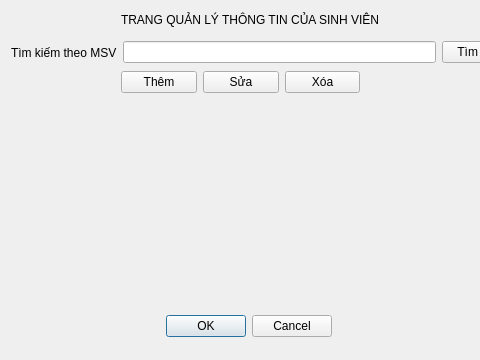
This is QLSV/quanlythongtin.ui in Quang-Phuc/CauPhan_C- as Qt 5 draws it before an edit; both pictures show x 139 to 619 and y 0 to 360 of the 764 by 360 pixel window. The edited form follows.
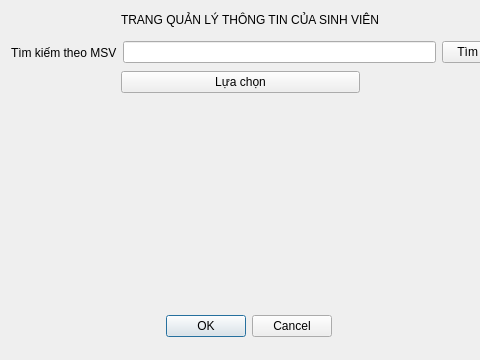
This is the edited form.

What changed in the file:
```diff
--- a/QLSV/quanlythongtin.ui
+++ b/QLSV/quanlythongtin.ui
@@ -42,7 +42,7 @@
     <string>TRANG QUẢN LÝ THÔNG TIN CỦA SINH VIÊN </string>
    </property>
   </widget>
-  <widget class="QWidget" name="">
+  <widget class="QWidget" name="layoutWidget">
    <property name="geometry">
     <rect>
      <x>150</x>
@@ -75,7 +75,7 @@
     </item>
    </layout>
   </widget>
-  <widget class="QWidget" name="">
+  <widget class="QWidget" name="layoutWidget">
    <property name="geometry">
     <rect>
      <x>260</x>
@@ -88,21 +88,7 @@
     <item>
      <widget class="QPushButton" name="pushButton">
       <property name="text">
-       <string>Thêm</string>
-      </property>
-     </widget>
-    </item>
-    <item>
-     <widget class="QPushButton" name="pushButton_2">
-      <property name="text">
-       <string>Sửa</string>
-      </property>
-     </widget>
-    </item>
-    <item>
-     <widget class="QPushButton" name="pushButton_3">
-      <property name="text">
-       <string>Xóa</string>
+       <string>Lựa chọn</string>
       </property>
      </widget>
     </item>
```
